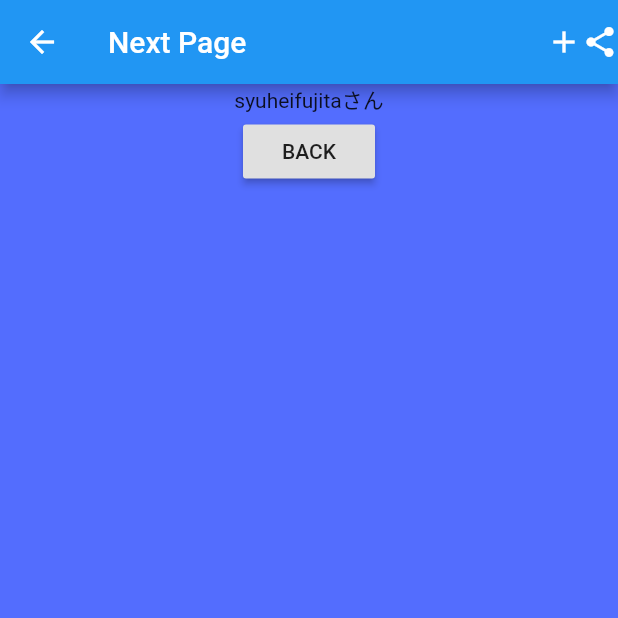
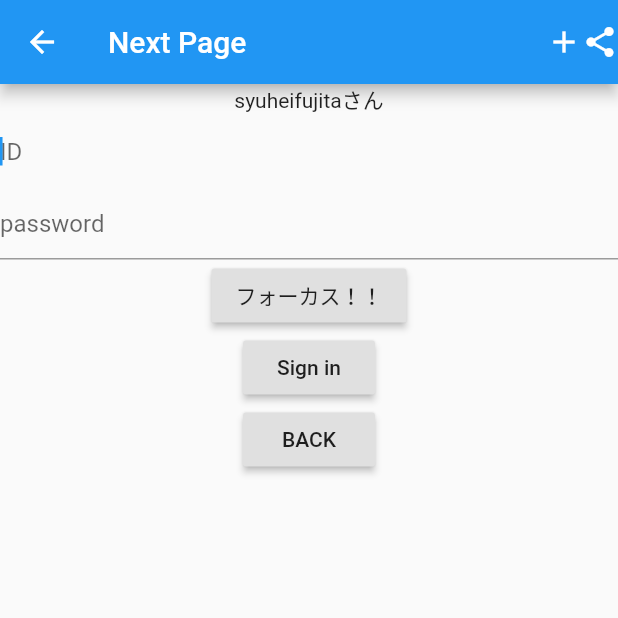
Before and after one commit to shuhei-fujita/flutter_hellowworld, a Flutter app: the NextPage screen opened directly, on a phone screen of 412 x 824 dp, the top half of it. Run offline on Flutter 3.47's test engine with Material 2 defaults, Android fonts, the phone set to English and light mode, and no system bars.

Commit message:
add TextFild 入力フォームの実装

```diff
--- a/lib/next_page.dart
+++ b/lib/next_page.dart
@@ -1,9 +1,12 @@
 import 'package:flutter/material.dart';
-import 'package:flutterapp/main.dart';
 
 class NextPage extends StatelessWidget {
   NextPage(this.name);
   final String name;
+  String tf_Id;
+
+  final myFocusNode = FocusNode();
+  final myController = TextEditingController();
 
   @override
   Widget build(BuildContext context) {
@@ -18,10 +21,54 @@ class NextPage extends StatelessWidget {
       ),
       body: Container(
         height: double.infinity,
-        color: Colors.indigoAccent,
+//        color: Colors.indigoAccent,
         child: Column(
           children: <Widget>[
             Text(name),
+            Column(
+              children: <Widget>[
+                TextFormField(
+                  autofocus: true,
+                  controller: myController,
+                  decoration: InputDecoration(
+                    border: InputBorder.none,
+                    hintText: 'ID'
+                  ),
+                  onChanged: (text) {
+                    print("First text field: $text");
+                    tf_Id = text;
+                  },
+                ),
+                TextFormField(
+                  focusNode: myFocusNode,
+                  decoration: InputDecoration(
+                    hintText: 'password'
+                  ),
+                ),
+                RaisedButton(
+                  child: Text('フォーカス！！'),
+                  onPressed: () {
+                    myFocusNode.requestFocus();
+                  },
+                ),
+                RaisedButton(
+                  child: Text('Sign in'),
+                  onPressed: () {
+                    print("Sing in : ${myController.text}");
+                    showDialog(
+                      context: context,
+                      builder: (context) {
+                        return AlertDialog(
+                          // Retrieve the text the user has entered by using the
+                          // TextEditingController.
+                          content: Text(tf_Id),
+                        );
+                      },
+                    );
+                  },
+                ),
+              ],
+            ),
             Center(
               child: RaisedButton(
                 child: Text('BACK'),
```
